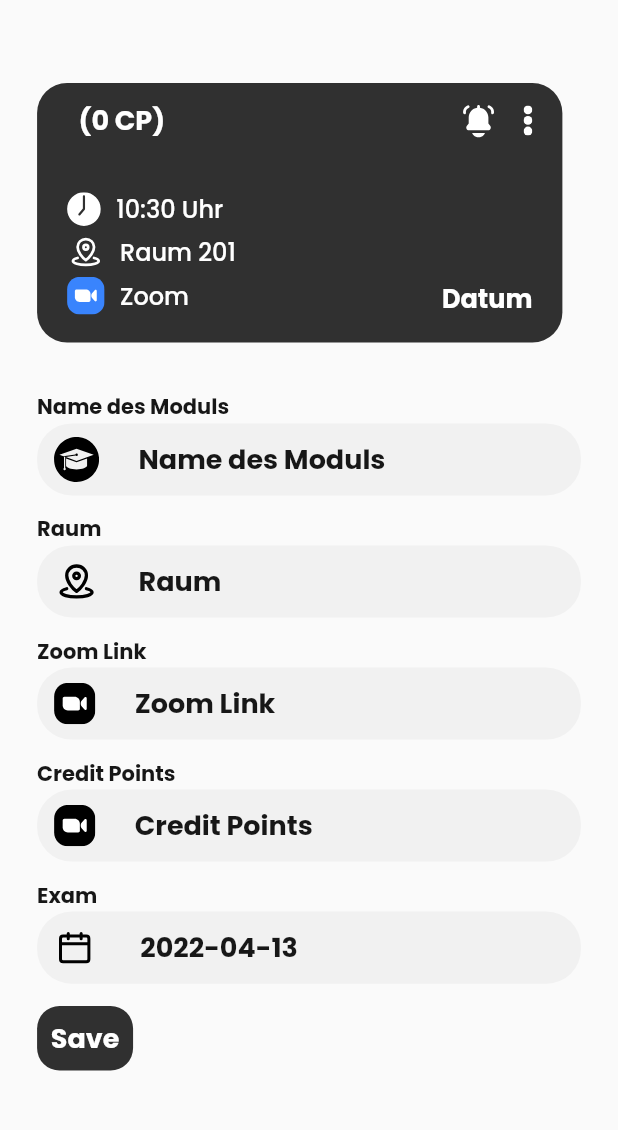
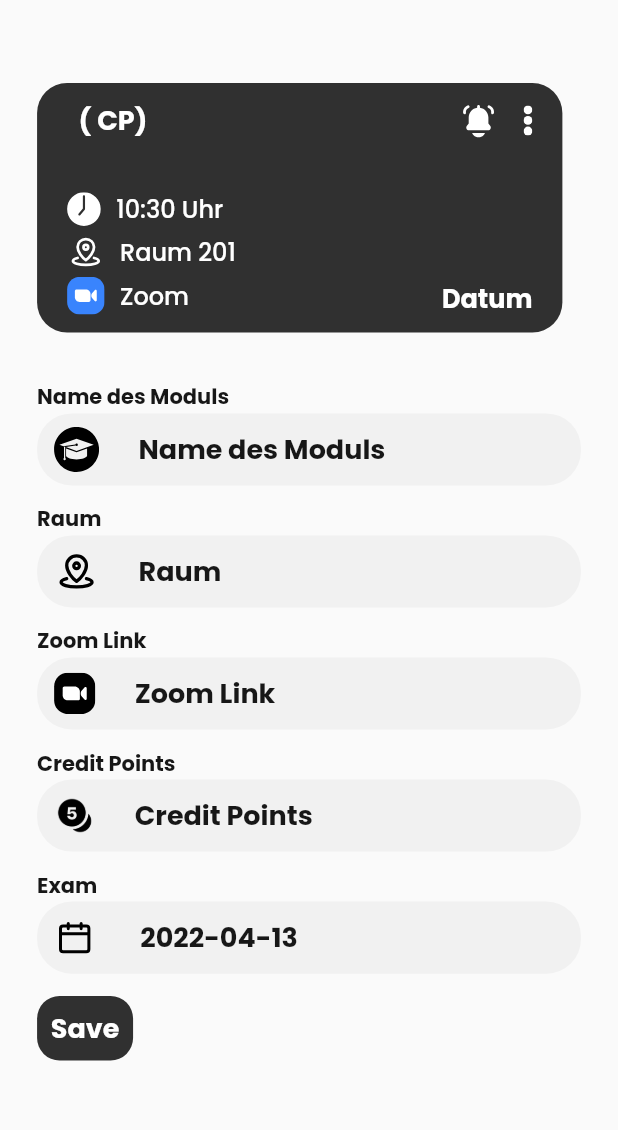
Before and after one commit to philgenb/StudyPlanner, a Flutter app: the AddModuleMenu screen opened by its route, on a phone screen of 412 x 824 dp, the part 83-1213 px from its top. Run offline on Flutter 3.47's test engine with Material 2 defaults, Android fonts, the phone set to English and light mode, and no system bars; our stand-ins replace cloud_firestore, firebase_auth, firebase_core, flutter_spinkit, flutter_svg; accounts and stored records are empty.

Commit message:
added cropping to schedule module c ards

```diff
--- a/lib/pages/addmodule_menu.dart
+++ b/lib/pages/addmodule_menu.dart
@@ -63,7 +63,7 @@ class _AddModuleMenuState extends State<AddModuleMenu> {
           crossAxisAlignment: CrossAxisAlignment.start,
           children: [
             SizedBox(height: SizeHelper.getDisplayHeight(context) * 0.05),
-            ModuleCard(Color(0xff303030), moduleNameInput.getInputTitle(), pressable: false),
+            ModuleCard(Color(0xff303030), moduleNameInput.getInputTitle(), pressable: false, credits: moduleCreditInput.getInputTitle(),),
 
             SizedBox(height: SizeHelper.getDisplayHeight(context) * 0.04),
 
@@ -109,11 +109,14 @@ class _AddModuleMenuState extends State<AddModuleMenu> {
 
             ModuleInputField(
               fieldTitle: "Credit Points",
-              leadingIcon: SvgPicture.asset(
-                "assets/images/zoom_black.svg",
-                height: 27.5,
-              ),
+              leadingIcon: Image.asset('assets/images/coins.png', height: 27.5,),
               input: moduleCreditInput,
+              acceptNumbers: true,
+              onChange: () {
+                setState(() {
+
+                });
+              },
             ),
 
             ModuleInputButton(
--- a/lib/pages/module/module_card.dart
+++ b/lib/pages/module/module_card.dart
@@ -13,10 +13,12 @@ class ModuleCard extends StatelessWidget {
 
   Color moduleColor;
   String moduleName;
-  bool pressable = false;
+  bool pressable;
   DataBaseService ?database;
+  String ?credits;
+  bool cropped;
 
-  ModuleCard(this.moduleColor, this.moduleName, {required this.pressable, Key? key, this.module, this.database}) : super(key: key);
+  ModuleCard(this.moduleColor, this.moduleName, {required this.pressable, Key? key, this.module, this.database, this.credits = "0", this.cropped = false}) : super(key: key);
 
 
   @override
@@ -31,7 +33,7 @@ class ModuleCard extends StatelessWidget {
       child: Container(
         margin: EdgeInsets.only(top: SizeHelper.getDisplayHeight(context) * 0.01, right: SizeHelper.getDisplayWidth(context) * 0.03),
         padding: EdgeInsets.symmetric(horizontal: 20, vertical: 10),
-        height: SizeHelper.getDisplayHeight(context) * 0.21,
+        // height: SizeHelper.getDisplayHeight(context) * 0.21,
         width: SizeHelper.getDisplayWidth(context) * 0.85,
         decoration: BoxDecoration(
           borderRadius: BorderRadius.circular(20.0),
@@ -43,7 +45,7 @@ class ModuleCard extends StatelessWidget {
             Row(
               mainAxisAlignment: MainAxisAlignment.spaceBetween,
               children: [
-                Text("$moduleName  (${module?.creditPoints ?? 0} CP)", style: TextStyle(color: Colors.white, fontWeight: FontWeight.bold, fontSize: 18), softWrap: true,),
+                Text("$moduleName  (${module?.creditPoints ?? credits} CP)", style: TextStyle(color: Colors.white, fontWeight: FontWeight.bold, fontSize: 18), softWrap: true,),
                 Row(
                   children: [
                     InkWell(
@@ -76,12 +78,7 @@ class ModuleCard extends StatelessWidget {
             Column(
               mainAxisAlignment: MainAxisAlignment.start,
               children: [
-                ModuleInformation(
-                  title: "10:30 Uhr",
-                  moduleIcon: SvgPicture.asset(
-                  "assets/images/clock.svg",
-                  height: 22.5,
-                ),),
+                getModuleInformation(),
                 ModuleInformation(title: "Raum 201", moduleIcon: SvgPicture.asset(
                   "assets/images/map.svg",
                   height: 25,
@@ -97,6 +94,7 @@ class ModuleCard extends StatelessWidget {
                     Text(module?.getDateString() ?? "Datum", style: Theme.of(context).textTheme.headline1)
                   ],
                 ),
+                cropped ? SizedBox(height: 10) : SizedBox()
               ],
             )
 
@@ -105,4 +103,15 @@ class ModuleCard extends StatelessWidget {
       ),
     );
   }
+  Widget getModuleInformation() {
+    if (cropped) {
+      return SizedBox();
+    }
+    return ModuleInformation(
+      title: "10:30 Uhr",
+      moduleIcon: SvgPicture.asset(
+        "assets/images/clock.svg",
+        height: 22.5,
+      ),);
+  }
 }
--- a/lib/pages/schedule/vertical_module_list.dart
+++ b/lib/pages/schedule/vertical_module_list.dart
@@ -52,6 +52,7 @@ class _ModuleListState extends State<ModuleList> {
                     module: moduleList[index],
                     pressable: false,
                     database: _database,
+                    cropped: true,
                   ))
               ),
               PlaceholderCard(duration: dur),
@@ -68,6 +69,7 @@ class _ModuleListState extends State<ModuleList> {
               module: moduleList[index],
               pressable: false,
               database: _database,
+              cropped: true,
             ))
         );
 
--- a/lib/shared/inputfield.dart
+++ b/lib/shared/inputfield.dart
@@ -9,8 +9,9 @@ class ModuleInputField extends StatefulWidget {
   InputFieldWrapper input;
 
   Function ?onChange;
+  bool ?acceptNumbers = false;
 
-  ModuleInputField({required this.leadingIcon, required this.fieldTitle, required this.input, Key? key, this.onChange}) : super(key: key);
+  ModuleInputField({required this.leadingIcon, required this.fieldTitle, required this.input, Key? key, this.onChange, this.acceptNumbers}) : super(key: key);
 
   @override
   _ModuleInputFieldState createState() => _ModuleInputFieldState();
@@ -50,6 +51,7 @@ class _ModuleInputFieldState extends State<ModuleInputField> {
                 return "Invalid " + widget.fieldTitle;
               }
             },
+            keyboardType: (widget.acceptNumbers ?? false) ? TextInputType.number : TextInputType.text,
             decoration: InputDecoration(
               border: InputBorder.none,
               filled: true,
```
